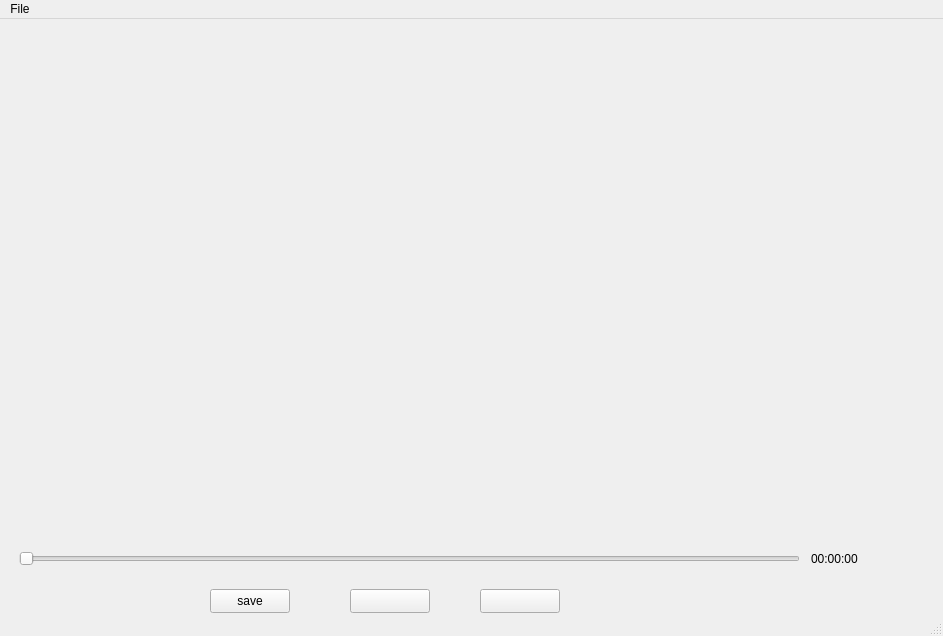
The window that mainwindow.ui (heartlessness/Recorder) describes before a commit, drawn with Qt 5.
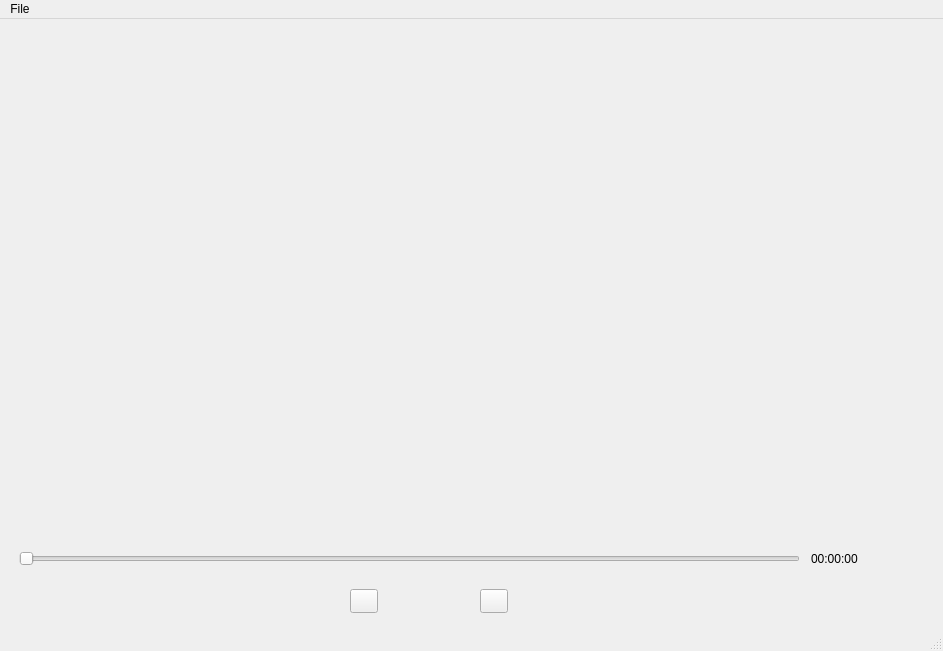
The same window after the commit. Icons and pictures are not drawn.

Patch:
```diff
--- a/mainwindow.ui
+++ b/mainwindow.ui
@@ -10,7 +10,7 @@
     <x>0</x>
     <y>0</y>
     <width>943</width>
-    <height>636</height>
+    <height>651</height>
    </rect>
   </property>
   <property name="sizePolicy">
@@ -28,7 +28,7 @@
      <rect>
       <x>350</x>
       <y>570</y>
-      <width>80</width>
+      <width>28</width>
       <height>24</height>
      </rect>
     </property>
@@ -65,7 +65,7 @@
      <rect>
       <x>480</x>
       <y>570</y>
-      <width>80</width>
+      <width>28</width>
       <height>24</height>
      </rect>
     </property>
@@ -79,29 +79,7 @@
      <string/>
     </property>
     <property name="icon">
-     <iconset theme="media-playback-pause"/>
-    </property>
-   </widget>
-   <widget class="QPushButton" name="saveButton">
-    <property name="geometry">
-     <rect>
-      <x>210</x>
-      <y>570</y>
-      <width>80</width>
-      <height>24</height>
-     </rect>
-    </property>
-    <property name="sizePolicy">
-     <sizepolicy hsizetype="Expanding" vsizetype="Expanding">
-      <horstretch>0</horstretch>
-      <verstretch>0</verstretch>
-     </sizepolicy>
-    </property>
-    <property name="text">
-     <string>save</string>
-    </property>
-    <property name="icon">
-     <iconset theme="multimedia-player"/>
+     <iconset theme="media-playback-stop"/>
     </property>
    </widget>
    <widget class="QWidget" name="recordwidget" native="true">
```
Left out of the diff: 3 changed lines with no effect on the pictures.
